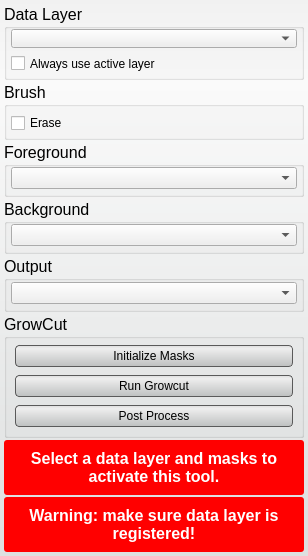
Old version of the form src/Interface/ToolInterface/GrowCutToolInterface.ui in the repository SCIInstitute/Seg3D.
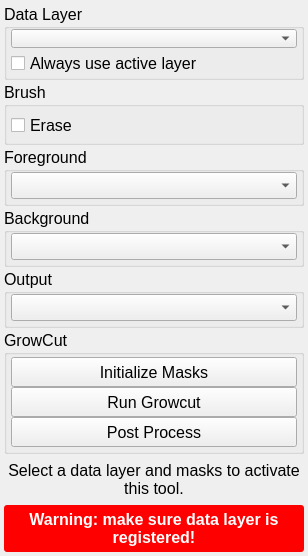
New version of the form. Custom widgets are drawn as their Qt base class.

Patch:
```diff
--- a/src/Interface/ToolInterface/GrowCutToolInterface.ui
+++ b/src/Interface/ToolInterface/GrowCutToolInterface.ui
@@ -25,31 +25,7 @@
    <string>GrowCut Tool</string>
   </property>
   <property name="styleSheet">
-   <string notr="true">QWidget#GrowCutToolInterface{
-	border-radius: 3px;
-	background-color: qlineargradient(spread:pad, x1:0.5, y1:0, x2:0.5, y2:0.960227, stop:0 rgba(241, 241, 241, 255), stop:0.155779 rgba(250, 250, 250, 255), stop:1 rgba(222, 224, 224, 255));       
-}
-
-QPushButton{
-	background-color: qlineargradient(spread:pad, x1:0.5, y1:0, x2:0.5, y2:0.960227, stop:0 rgba(221, 221, 221, 255), stop:0.155779 rgba(238, 238, 238, 255), stop:1 rgba(192, 194, 194, 255));
-	border-radius: 4px;
-	border: 1px solid rgb(90, 90, 90);
-	margin:4px;
-}
-
-QPushButton:hover{
-	background-color: qlineargradient(spread:pad, x1:0.5, y1:0, x2:0.5, y2:1, stop:0 rgba(195, 195, 195, 255), stop:0.253769 rgba(206, 206, 206, 255), stop:1 rgba(185, 185, 185, 255));
-	border-radius: 4px;
-	border: 1px solid rgb(90, 90, 90);
-	margin:4px;
-}
-
-QPushButton:pressed{
-	background-color: qlineargradient(spread:pad, x1:0.5, y1:0, x2:0.5, y2:1, stop:0 rgba(150, 150, 150, 255), stop:0.753769 rgba(206, 206, 206, 255), stop:1 rgba(185, 185, 185, 255));
-	border-radius: 4px;
-	border: 1px solid rgb(90, 90, 90);
-	margin:4px;
-}</string>
+   <string notr="true"/>
   </property>
   <layout class="QVBoxLayout" name="verticalLayout">
    <property name="spacing">
@@ -400,15 +376,7 @@
       </size>
      </property>
      <property name="styleSheet">
-      <string notr="true">QLabel#message_{
-	color: white;
-	font: bold;
-}
-
-QWidget#message_alert_{
-	border-radius: 3px;
-	background-color: red;
-}</string>
+      <string notr="true"/>
      </property>
      <layout class="QHBoxLayout" name="horizontalLayout_6">
       <property name="spacing">
```
